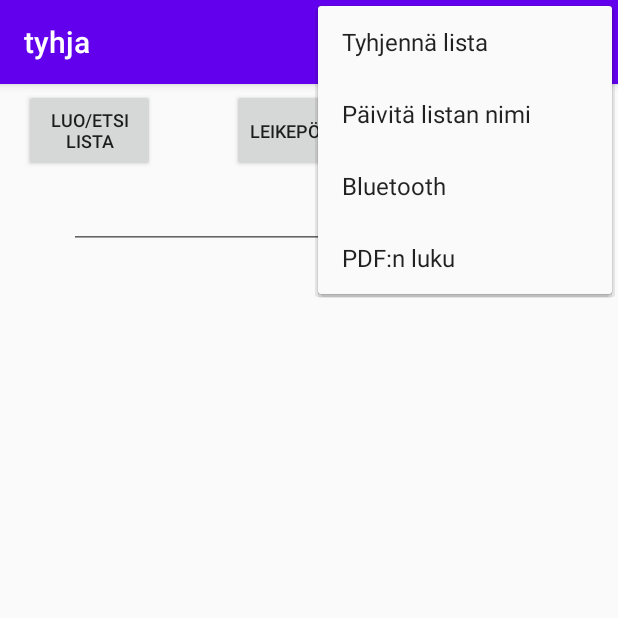
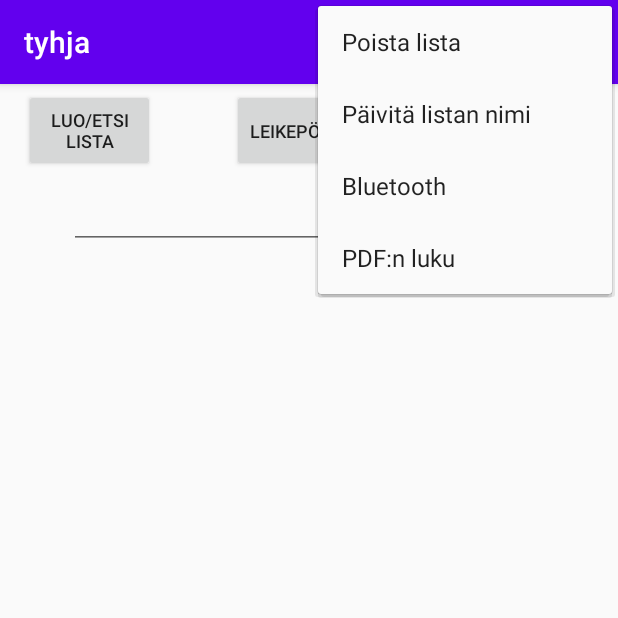
Before and after one commit to mixu12/Kauppalista, an Android app: the screen it shows after launch (MainActivity), with the options menu open, on a phone screen of 412 x 824 dp, the top half of it. Run offline under Robolectric (Android 15) with nearby library versions, the phone set to English and light mode, and no system bars.

Commit message:
Tyhjennä lista --> poista lista. Korjattu bugeja, lisätty kommentteja.

```diff
--- a/app/src/main/java/com/example/kauppalista/BluetoothinHallinta.java
+++ b/app/src/main/java/com/example/kauppalista/BluetoothinHallinta.java
@@ -25,6 +25,7 @@ import java.util.ArrayList;
 import java.util.Set;
 import java.util.UUID;
 
+//Tämä luokka kopioitu hyvin pitkälti täältä https://www.youtube.com/channel/UCWOpKx--cc-48bze5T4vYUg
 public class BluetoothinHallinta extends AppCompatActivity {
 
     public ArrayList<String> lahetettava;
--- a/app/src/main/res/menu/ylamenu.xml
+++ b/app/src/main/res/menu/ylamenu.xml
@@ -2,8 +2,8 @@
 <menu xmlns:android="http://schemas.android.com/apk/res/android">
 
     <item
-        android:id="@+id/tyhjennaLista"
-        android:title="Tyhjennä lista" />
+        android:id="@+id/poistaLista"
+        android:title="Poista lista" />
 
     <item
         android:id="@+id/paivita_nimi_valikko"
```
Also changed, not shown: app/src/main/java/com/example/kauppalista/MainActivity.java (+10 -5 lines), app/src/main/java/com/example/kauppalista/Nimike.java (+0 -7 lines), app/src/main/java/com/example/kauppalista/Pdfkasittely.java (+6 -24 lines).
